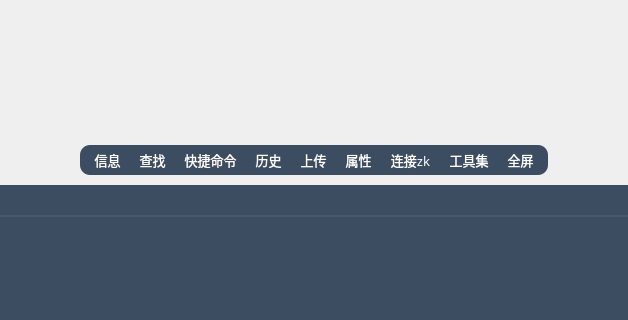
The window that module_ssh/sshwidget.ui (HuaGouFdog/Fdog-Kit) describes before a commit, drawn with Qt 5; both pictures show x 457 to 1085 and y 207 to 527 of the 1391 by 699 pixel window.
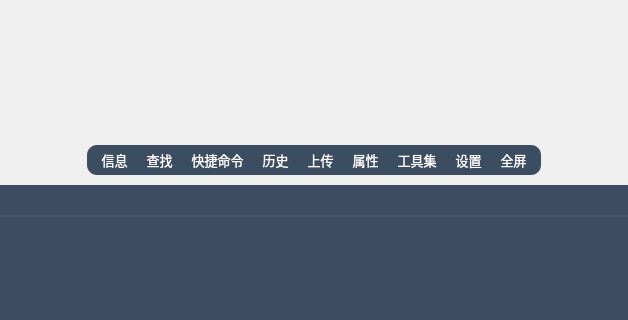
The same window after the commit. Icons and pictures are not drawn.

Commit message: ssh模块：终端新增设置选项，可直接跳转到终端设置，快速连接新增搜索选中连接

Diff of the .ui file:
```diff
--- a/module_ssh/sshwidget.ui
+++ b/module_ssh/sshwidget.ui
@@ -1664,7 +1664,7 @@
                     </widget>
                    </item>
                    <item>
-                    <widget class="QToolButton" name="toolButton_zk">
+                    <widget class="QToolButton" name="toolButton_toolkit">
                      <property name="font">
                       <font>
                        <family>OPPOSans B</family>
@@ -1694,12 +1694,12 @@
 }</string>
                      </property>
                      <property name="text">
-                      <string>连接zk</string>
+                      <string>工具集</string>
                      </property>
                     </widget>
                    </item>
                    <item>
-                    <widget class="QToolButton" name="toolButton_toolkit">
+                    <widget class="QToolButton" name="toolButton_setting">
                      <property name="font">
                       <font>
                        <family>OPPOSans B</family>
@@ -1726,7 +1726,7 @@
 }</string>
                      </property>
                      <property name="text">
-                      <string>工具集</string>
+                      <string>设置</string>
                      </property>
                     </widget>
                    </item>
```
Left out of the diff: 6 changed lines with no effect on the pictures. The commit also changes 6 other files.
